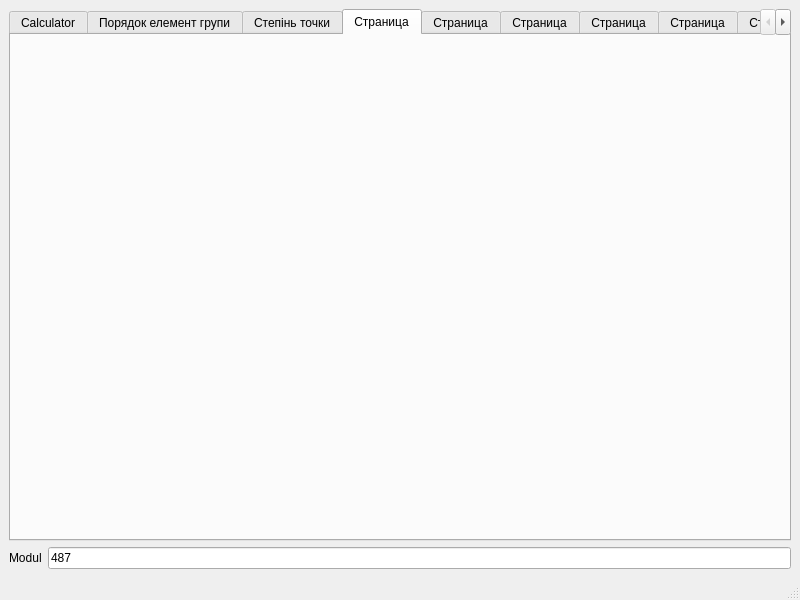
Before: the Qt Designer form LabGA_UI/mainwindow.ui in alekseykondus/LabGeneralAlgebra, drawn with Qt 5.
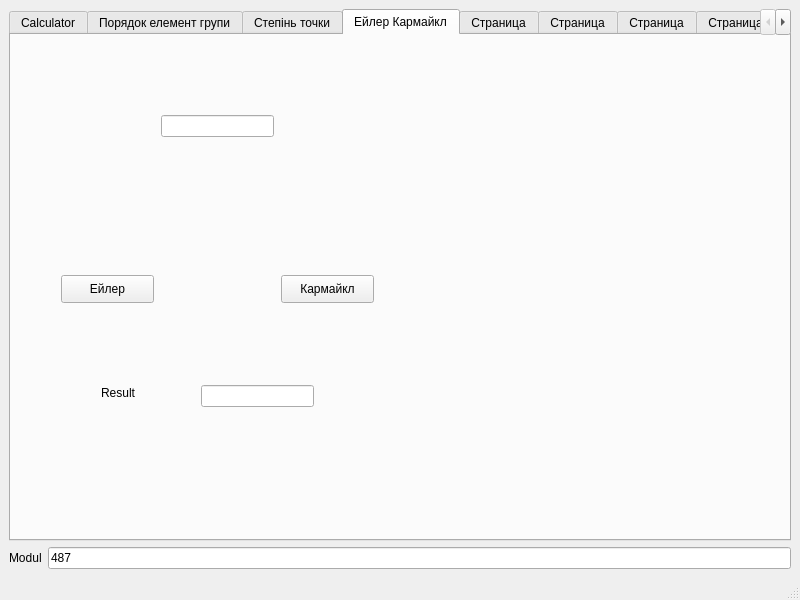
After: the same form once the commit is applied. The open tabs and pages were chosen to show the change.

Commit message: euler - car... ui

```diff
--- a/LabGA_UI/mainwindow.ui
+++ b/LabGA_UI/mainwindow.ui
@@ -449,8 +449,67 @@
       </widget>
       <widget class="QWidget" name="tab_4">
        <attribute name="title">
-        <string>Страница</string>
+        <string>Ейлер Кармайкл</string>
        </attribute>
+       <widget class="QLineEdit" name="euler_number">
+        <property name="geometry">
+         <rect>
+          <x>150</x>
+          <y>80</y>
+          <width>113</width>
+          <height>22</height>
+         </rect>
+        </property>
+       </widget>
+       <widget class="QPushButton" name="euler_button">
+        <property name="geometry">
+         <rect>
+          <x>50</x>
+          <y>240</y>
+          <width>93</width>
+          <height>28</height>
+         </rect>
+        </property>
+        <property name="text">
+         <string>Ейлер</string>
+        </property>
+       </widget>
+       <widget class="QPushButton" name="karmikle_button">
+        <property name="geometry">
+         <rect>
+          <x>270</x>
+          <y>240</y>
+          <width>93</width>
+          <height>28</height>
+         </rect>
+        </property>
+        <property name="text">
+         <string>Кармайкл</string>
+        </property>
+       </widget>
+       <widget class="QLineEdit" name="euler_result">
+        <property name="geometry">
+         <rect>
+          <x>190</x>
+          <y>350</y>
+          <width>113</width>
+          <height>22</height>
+         </rect>
+        </property>
+       </widget>
+       <widget class="QLabel" name="label_15">
+        <property name="geometry">
+         <rect>
+          <x>90</x>
+          <y>350</y>
+          <width>55</width>
+          <height>16</height>
+         </rect>
+        </property>
+        <property name="text">
+         <string>Result</string>
+        </property>
+       </widget>
       </widget>
       <widget class="QWidget" name="tab_5">
        <attribute name="title">
```
Left out of the diff: 2 changed lines with no effect on the pictures. The commit also changes 17 other files.
